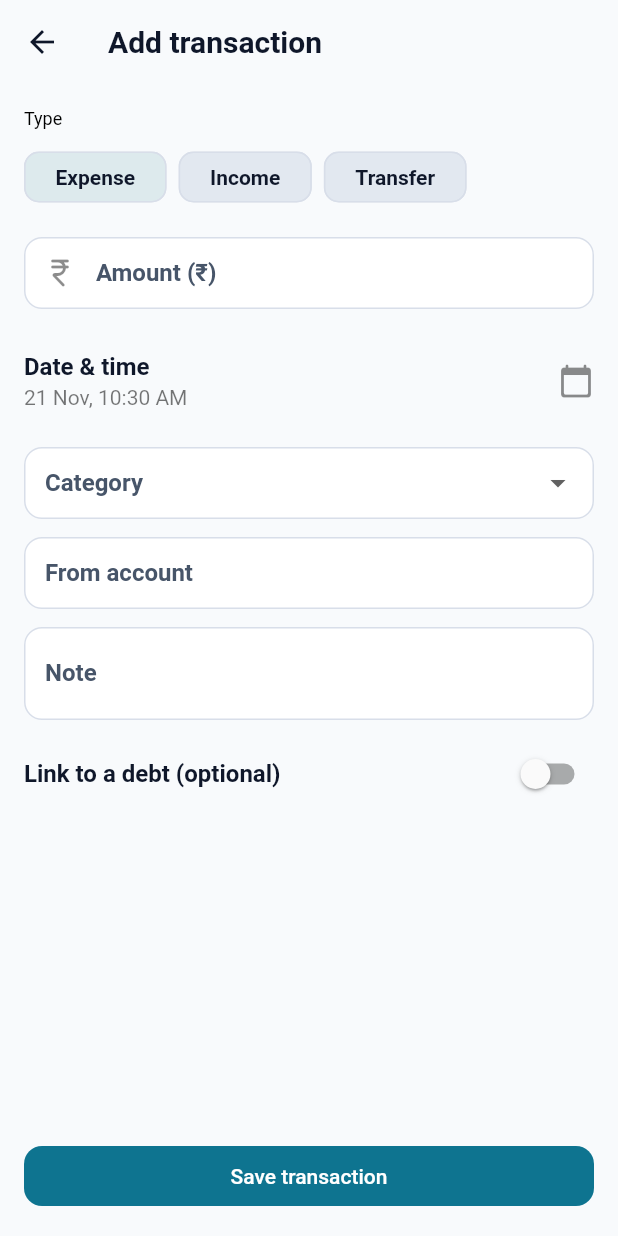
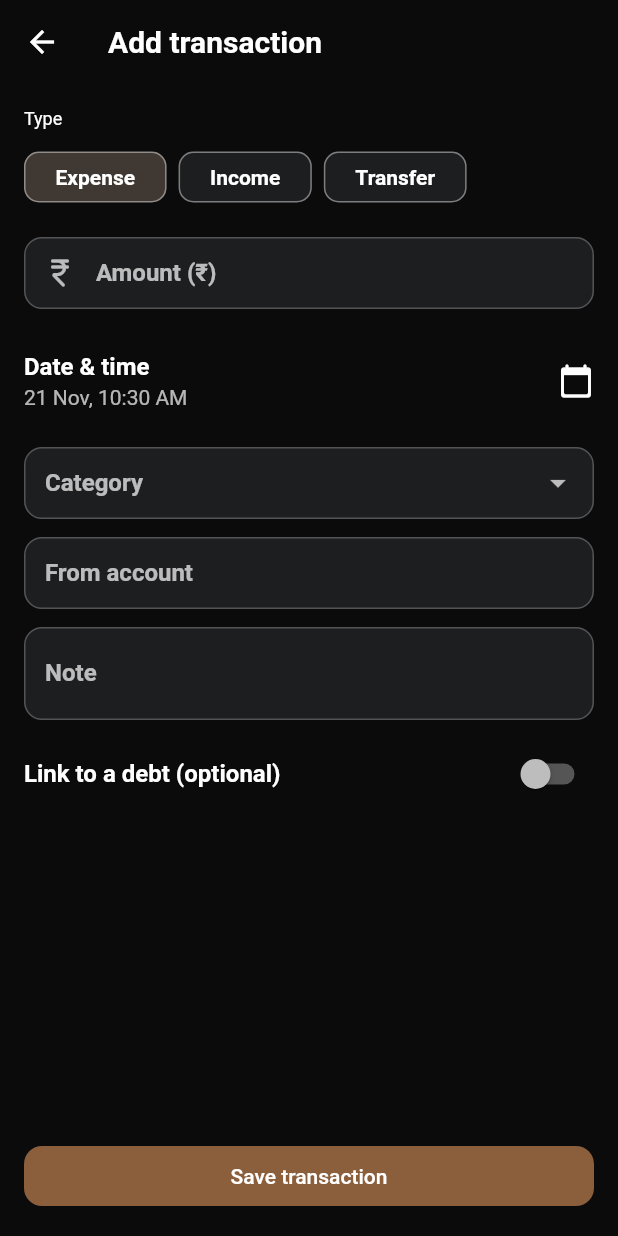
Before and after one commit to Albert-Alosious/spendy, a Flutter app: the screen it shows after launch, after a tap on "Log expense", on a phone screen of 412 x 824 dp. Run offline on Flutter 3.47's test engine with Material 3 defaults, Android fonts, the phone set to English and light mode, and no system bars; our stand-ins replace fl_chart, flutter_local_notifications, flutter_riverpod, hive, hive_flutter; accounts and stored records are empty.

Commit message:
color change

```diff
--- a/lib/main.dart
+++ b/lib/main.dart
@@ -61,11 +61,11 @@ class _SpendWiserAppState extends ConsumerState<SpendWiserApp> {
     return MaterialApp(
       debugShowCheckedModeBanner: false,
       title: 'SpendWiser',
-      theme: AppTheme.light,
-      darkTheme: AppTheme.light,
-      themeMode: ThemeMode.light,
+      theme: AppTheme.dark,
+      darkTheme: AppTheme.dark,
+      themeMode: ThemeMode.dark,
       home: Scaffold(
-        backgroundColor: AppTheme.light.scaffoldBackgroundColor,
+        backgroundColor: AppTheme.dark.scaffoldBackgroundColor,
         body: IndexedStack(
           index: _contentIndex,
           children: _contentScreens,
@@ -76,10 +76,14 @@ class _SpendWiserAppState extends ConsumerState<SpendWiserApp> {
   }
 
   Widget _buildBottomNav(BuildContext context) {
-    final scheme = Theme.of(context).colorScheme;
-    return Container(
+    return Padding(
+      padding: const EdgeInsets.fromLTRB(12, 0, 12, 12),
+      child: ClipRRect(
+        borderRadius: BorderRadius.circular(10),
+        child: Container(
           decoration: BoxDecoration(
             color: AppTheme.surface,
+            borderRadius: BorderRadius.circular(28),
             boxShadow: [
               BoxShadow(
                 color: Colors.black.withOpacity(0.5),
@@ -95,28 +99,28 @@ class _SpendWiserAppState extends ConsumerState<SpendWiserApp> {
             backgroundColor: Colors.transparent,
             elevation: 0,
             selectedItemColor: AppTheme.accentTeal,
-        unselectedItemColor: AppTheme.textSecondary,
+            unselectedItemColor: const Color.fromARGB(179, 168, 166, 166),
             items: const [
-          BottomNavigationBarItem(icon: Icon(Icons.dashboard_rounded), label: 'Home'),
-          BottomNavigationBarItem(icon: Icon(Icons.receipt_long_rounded), label: 'Transactions'),
-          BottomNavigationBarItem(icon: Icon(Icons.add_circle_rounded, size: 32), label: 'Add'),
-          BottomNavigationBarItem(icon: Icon(Icons.pie_chart_rounded), label: 'Budgets'),
-          BottomNavigationBarItem(icon: Icon(Icons.handshake_rounded), label: 'Lend/Borrow'),
+              BottomNavigationBarItem(
+                  icon: Icon(Icons.dashboard_rounded), label: 'Home'),
+              BottomNavigationBarItem(
+                  icon: Icon(Icons.receipt_long_rounded),
+                  label: 'Transactions'),
+              BottomNavigationBarItem(
+                  icon: Icon(Icons.pie_chart_rounded), label: 'Budgets'),
+              BottomNavigationBarItem(
+                  icon: Icon(Icons.handshake_rounded), label: 'Lend/Borrow'),
             ],
+          ),
+        ),
       ),
     );
   }
 
   Future<void> _onNavTap(BuildContext context, int index) async {
-    if (index == 2) {
-      await Navigator.of(context).push(
-        MaterialPageRoute(builder: (_) => const AddEditTransactionScreen()),
-      );
-      return;
-    }
     setState(() {
       _navIndex = index;
-      _contentIndex = index > 2 ? index - 1 : index;
+      _contentIndex = index;
     });
   }
 }
--- a/lib/screens/lend_borrow_screen.dart
+++ b/lib/screens/lend_borrow_screen.dart
@@ -26,8 +26,8 @@ class LendBorrowScreen extends ConsumerWidget {
         appBar: AppBar(
           title: const Text('Lend / Borrow'),
           bottom: const TabBar(
-            labelColor: Colors.black,
-            unselectedLabelColor: Colors.black54,
+            labelColor: Colors.white,
+            unselectedLabelColor: Colors.white70,
             tabs: [
               Tab(text: 'Lent'),
               Tab(text: 'Borrowed'),
--- a/lib/screens/transactions_screen.dart
+++ b/lib/screens/transactions_screen.dart
@@ -210,21 +210,26 @@ class _TransactionsScreenState extends ConsumerState<TransactionsScreen> {
           backgroundColor: color.withOpacity(0.12),
           child: Icon(_iconForCategory(txn.categoryId), color: color),
         ),
-        trailing: Column(
+        trailing: SizedBox(
+          height: 56,
+          child: Column(
+            mainAxisAlignment: MainAxisAlignment.center,
             crossAxisAlignment: CrossAxisAlignment.end,
             children: [
               Text(
                 '$amountPrefix ${formatCurrency(txn.amount, symbol: currencySymbol)}',
                 style: TextStyle(color: color, fontWeight: FontWeight.w800),
               ),
-            const SizedBox(height: 4),
               IconButton(
+                padding: EdgeInsets.zero,
+                constraints: const BoxConstraints(minHeight: 32, minWidth: 32),
                 onPressed: () => _delete(txn),
-              icon: const Icon(Icons.delete_outline_rounded, size: 20),
+                icon: const Icon(Icons.delete_outline_rounded, size: 18),
                 color: Colors.grey.shade600,
                 tooltip: 'Delete',
               ),
             ],
+          ),
         ),
       ),
     );
--- a/lib/utils/app_theme.dart
+++ b/lib/utils/app_theme.dart
@@ -1,21 +1,26 @@
 import 'package:flutter/material.dart';
 
 class AppTheme {
-  // Palette (light, clean)
-  static const Color primary = Color(0xFF0E7490); // Deep Teal
-  static const Color secondary = Color(0xFF1E3A8A); // Indigo Blue
-  static const Color accentPink = Color(0xFFFBCFE8); // Soft Peach Pink
+  // Palette (base)
+  static const Color primary = Color(0xFF8B5E3C); // Warm Brown
+  static const Color secondary = Color(0xFF5D3A1A); // Deep Brown
+  static const Color accentPink = Color(0xFFF2E2D2); // Soft Beige Pink
   static const Color accentAmber = Color(0xFFF59E0B); // Amber
   static const Color accentTeal = primary;
   static const Color accentCyan = secondary;
-  static const Color background = Color(0xFFF8FAFC); // Off-white
-  static const Color surface = Color(0xFFE2E8F0); // Cool Gray
-  static const Color subtle = Color(0xFFD8DEE9);
+  static const Color background = Color(0xFF121212); // Dark neutral
+  static const Color surface = Color(0xFF1E1E1E); // Dark surface
+  static const Color subtle = Color(0xFF2A2A2A);
   static const Color success = Color(0xFF10B981); // Emerald
   static const Color warning = Color(0xFFF59E0B); // Amber
   static const Color danger = Color(0xFFEF4444); // Soft Red
   static const Color textPrimary = Color(0xFF0F172A);
   static const Color textSecondary = Color(0xFF475569);
+  static const Color darkBackground = Color(0xFF0B0B0C);
+  static const Color darkSurface = Color(0xFF141416);
+  static const Color darkSubtle = Color(0xFF1D1E20);
+  static const Color darkTextPrimary = Colors.white;
+  static const Color darkTextSecondary = Colors.white70;
 
   static final ThemeData light = ThemeData(
     brightness: Brightness.light,
@@ -96,7 +101,6 @@ class AppTheme {
       secondarySelectedColor: primary.withOpacity(0.12),
       deleteIconColor: textSecondary,
       secondaryLabelStyle: const TextStyle(color: textPrimary),
-      brightness: Brightness.light,
     ),
     dividerTheme: DividerThemeData(
       color: subtle,
@@ -110,4 +114,98 @@ class AppTheme {
       labelLarge: TextStyle(color: textSecondary),
     ),
   );
+
+  static final ThemeData dark = ThemeData(
+    brightness: Brightness.dark,
+    useMaterial3: false,
+    colorScheme: const ColorScheme.dark(
+      primary: primary,
+      secondary: secondary,
+      surface: darkSurface,
+      background: darkBackground,
+      error: danger,
+      onPrimary: Colors.white,
+      onSecondary: Colors.white,
+      onSurface: darkTextPrimary,
+      onBackground: darkTextPrimary,
+    ),
+    scaffoldBackgroundColor: darkBackground,
+    appBarTheme: const AppBarTheme(
+      backgroundColor: darkBackground,
+      foregroundColor: darkTextPrimary,
+      elevation: 0,
+      centerTitle: false,
+      titleTextStyle: TextStyle(
+        fontSize: 20,
+        fontWeight: FontWeight.w700,
+        color: darkTextPrimary,
+      ),
+    ),
+    cardTheme: CardThemeData(
+      color: darkSurface,
+      elevation: 3,
+      shadowColor: Colors.black.withOpacity(0.4),
+      margin: const EdgeInsets.symmetric(vertical: 6),
+      shape: RoundedRectangleBorder(borderRadius: BorderRadius.circular(18)),
+    ),
+    elevatedButtonTheme: ElevatedButtonThemeData(
+      style: ElevatedButton.styleFrom(
+        backgroundColor: primary,
+        foregroundColor: Colors.white,
+        shape: RoundedRectangleBorder(borderRadius: BorderRadius.circular(12)),
+        padding: const EdgeInsets.symmetric(horizontal: 16, vertical: 12),
+        elevation: 0,
+      ),
+    ),
+    floatingActionButtonTheme: const FloatingActionButtonThemeData(
+      backgroundColor: primary,
+      foregroundColor: Colors.white,
+    ),
+    inputDecorationTheme: InputDecorationTheme(
+      filled: true,
+      fillColor: darkSubtle,
+      contentPadding: const EdgeInsets.symmetric(horizontal: 14, vertical: 12),
+      border: OutlineInputBorder(
+        borderRadius: BorderRadius.circular(12),
+        borderSide: const BorderSide(color: Colors.white24),
+      ),
+      enabledBorder: OutlineInputBorder(
+        borderRadius: BorderRadius.circular(12),
+        borderSide: const BorderSide(color: Colors.white24),
+      ),
+      focusedBorder: const OutlineInputBorder(
+        borderRadius: BorderRadius.all(Radius.circular(12)),
+        borderSide: BorderSide(color: primary, width: 1.4),
+      ),
+      labelStyle: const TextStyle(color: darkTextSecondary),
+    ),
+    chipTheme: ChipThemeData(
+      backgroundColor: darkSubtle,
+      labelStyle: const TextStyle(
+        color: darkTextPrimary,
+        fontWeight: FontWeight.w600,
+      ),
+      padding: const EdgeInsets.symmetric(horizontal: 12, vertical: 8),
+      shape: RoundedRectangleBorder(
+        borderRadius: BorderRadius.circular(10),
+        side: const BorderSide(color: Colors.white24),
+      ),
+      selectedColor: primary.withOpacity(0.18),
+      secondarySelectedColor: primary.withOpacity(0.18),
+      deleteIconColor: darkTextSecondary,
+      secondaryLabelStyle: const TextStyle(color: darkTextPrimary),
+      brightness: Brightness.dark,
+    ),
+    dividerTheme: const DividerThemeData(
+      color: Color(0xFF1F2937),
+      thickness: 1,
+      space: 24,
+    ),
+    textTheme: const TextTheme(
+      titleLarge: TextStyle(color: darkTextPrimary, fontWeight: FontWeight.w700),
+      titleMedium: TextStyle(color: darkTextPrimary, fontWeight: FontWeight.w600),
+      bodyMedium: TextStyle(color: darkTextSecondary),
+      labelLarge: TextStyle(color: darkTextSecondary),
+    ),
+  );
 }
```
Lines whose indentation alone changed are shown as unchanged.
